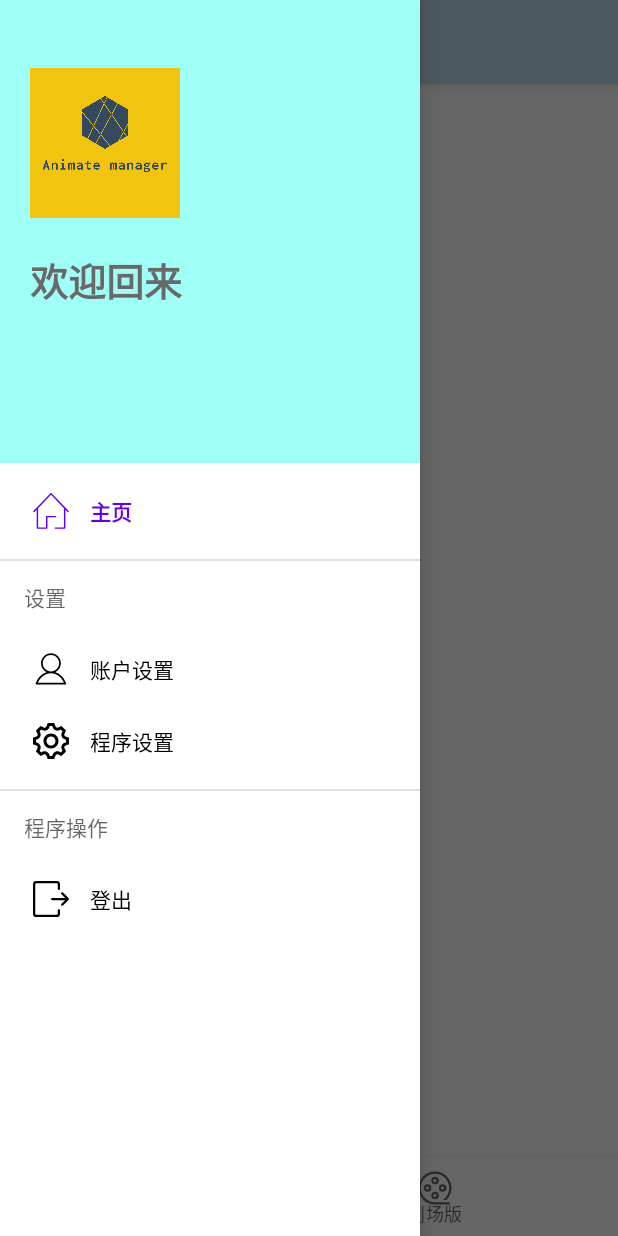
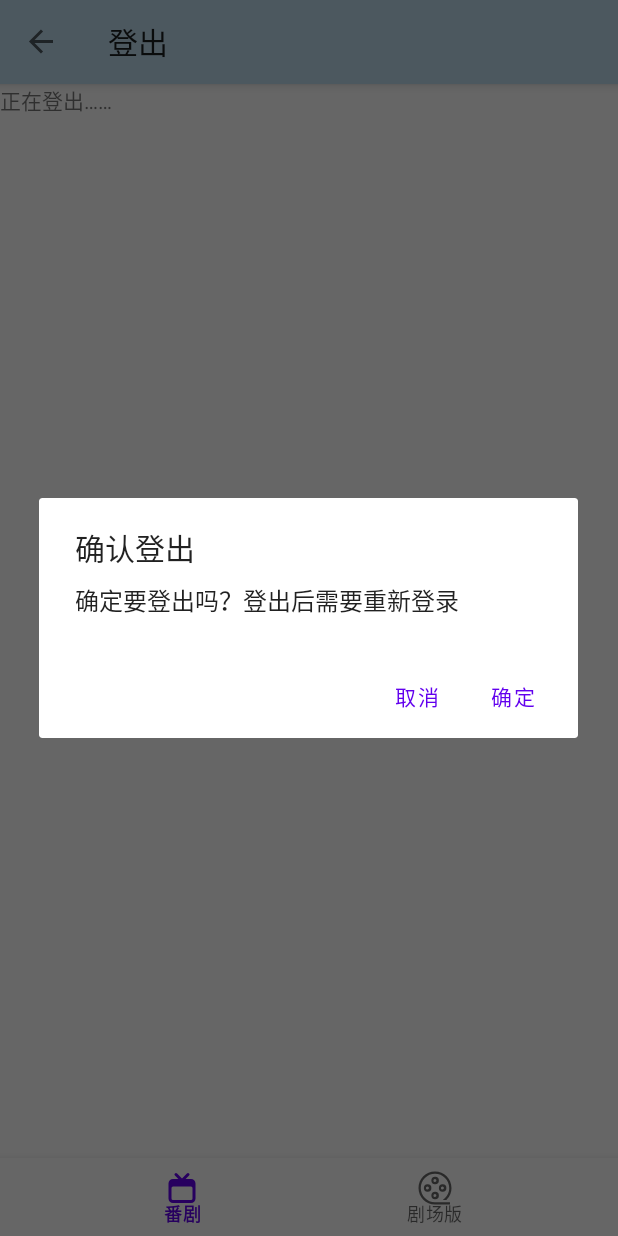
Before and after one commit to JerryFhuurr/fanju_manager_new, an Android app: the screen it shows after launch (MainActivity), in the side drawer, after a tap on "登出", on a phone screen of 412 x 824 dp. Run offline under Robolectric (Android 15) with nearby library versions, the phone set to English and light mode, and no system bars; our stand-ins replace RxJava, navigation-ui; libraries missing offline, so code that uses them is left out: cn.leancloud; 5 statements that could not run were skipped.

Commit message:
logout is done

```diff
--- /dev/null
+++ b/app/src/main/java/com/jerry/fanju_manager/main/home/LogoutFragment.java
@@ -0,0 +1,66 @@
+package com.jerry.fanju_manager.main.home;
+
+import android.app.AlertDialog;
+import android.content.DialogInterface;
+import android.content.Intent;
+import android.os.Bundle;
+
+import androidx.fragment.app.Fragment;
+import androidx.lifecycle.ViewModelProvider;
+import androidx.navigation.NavController;
+import androidx.navigation.fragment.NavHostFragment;
+
+import android.view.LayoutInflater;
+import android.view.View;
+import android.view.ViewGroup;
+
+import com.jerry.fanju_manager.R;
+import com.jerry.fanju_manager.main.login.LoginActivity;
+import com.jerry.fanju_manager.main.viewmodel.LoginViewModel;
+
+import cn.leancloud.LCUser;
+
+public class LogoutFragment extends Fragment {
+    private LoginViewModel loginViewModel;
+
+    public LogoutFragment() {
+        // Required empty public constructor
+    }
+
+    @Override
+    public void onCreate(Bundle savedInstanceState) {
+        super.onCreate(savedInstanceState);
+        loginViewModel = new ViewModelProvider(getActivity()).get(LoginViewModel.class);
+    }
+
+    @Override
+    public View onCreateView(LayoutInflater inflater, ViewGroup container,
+                             Bundle savedInstanceState) {
+        // Inflate the layout for this fragment
+        View v = inflater.inflate(R.layout.fragment_logout, container, false);
+        AlertDialog dialog = new AlertDialog.Builder(getContext())
+                .setTitle(R.string.logout_title)//设置对话框的标题
+                .setMessage(R.string.logout_content)//设置对话框的内容
+                //设置对话框的按钮
+                .setNegativeButton("取消", new DialogInterface.OnClickListener() {
+                    @Override
+                    public void onClick(DialogInterface dialog, int which) {
+                        NavHostFragment.findNavController(LogoutFragment.this).navigate(R.id.action_logoutFragment_to_nav_home);
+                        dialog.dismiss();
+                    }
+                })
+                .setPositiveButton("确定", new DialogInterface.OnClickListener() {
+                    @Override
+                    public void onClick(DialogInterface dialog, int which) {
+                        loginViewModel.logOut();
+                        LCUser.logOut();
+                        Intent intent = new Intent(getActivity(), LoginActivity.class);
+                        startActivity(intent);
+                        dialog.dismiss();
+                    }
+                }).create();
+        dialog.show();
+
+        return v;
+    }
+}
--- a/app/src/main/java/com/jerry/fanju_manager/main/home/MainActivity.java
+++ b/app/src/main/java/com/jerry/fanju_manager/main/home/MainActivity.java
@@ -112,12 +112,6 @@ public class MainActivity extends AppCompatActivity {
         return NavigationUI.navigateUp(navController, configuration) || super.onSupportNavigateUp();
     }
 
-    public void logout(View view){
-        LCUser.logOut();
-        currentUser = null;
-        checkUser();
-    }
-
     @Override
     public boolean onKeyDown(int keyCode, KeyEvent event) {
         if (keyCode == KeyEvent.KEYCODE_BACK) {
--- /dev/null
+++ b/app/src/main/res/layout/fragment_logout.xml
@@ -0,0 +1,14 @@
+<?xml version="1.0" encoding="utf-8"?>
+<FrameLayout xmlns:android="http://schemas.android.com/apk/res/android"
+    xmlns:tools="http://schemas.android.com/tools"
+    android:layout_width="match_parent"
+    android:layout_height="match_parent"
+    tools:context=".main.home.LogoutFragment">
+
+
+    <TextView
+        android:layout_width="match_parent"
+        android:layout_height="match_parent"
+        android:text="@string/logout_label" />
+
+</FrameLayout>
--- a/app/src/main/res/navigation/home_navmap.xml
+++ b/app/src/main/res/navigation/home_navmap.xml
@@ -11,8 +11,16 @@
         android:label="主页"
         tools:layout="@layout/fragment_home1" >
         <action
-            android:id="@+id/action_home1Fragment_to_placeholder"
-            app:destination="@id/placeholder" />
+            android:id="@+id/action_nav_home_to_logoutFragment"
+            app:destination="@id/nav_logout" />
     </fragment>
-    <fragment android:id="@+id/placeholder" />
+    <fragment
+        android:id="@+id/nav_logout"
+        android:name="com.jerry.fanju_manager.main.home.LogoutFragment"
+        android:label="登出"
+        tools:layout="@layout/fragment_logout" >
+        <action
+            android:id="@+id/action_logoutFragment_to_nav_home"
+            app:destination="@id/nav_home" />
+    </fragment>
 </navigation>
--- a/app/src/main/res/values/strings.xml
+++ b/app/src/main/res/values/strings.xml
@@ -54,6 +54,12 @@
     <string name="bottom_menu1">番剧</string>
     <string name="bottom_menu2">剧场版</string>
 
+    <!-- logout -->
+    <string name="logout_label">正在登出……</string>
+    <string name="logout_title">确认登出</string>
+    <string name="logout_content">确定要登出吗？登出后需要重新登录</string>
+
+
     <!-- TODO: Remove or change this placeholder text -->
     <string name="hello_blank_fragment">Hello blank fragment</string>
 </resources>
```
